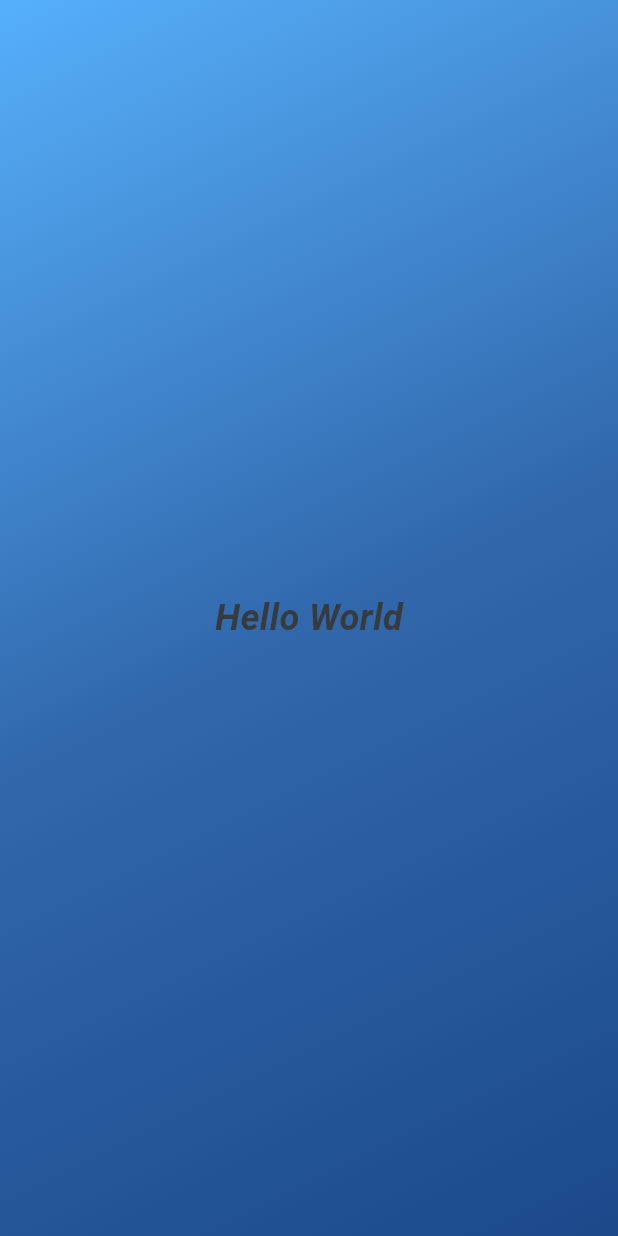
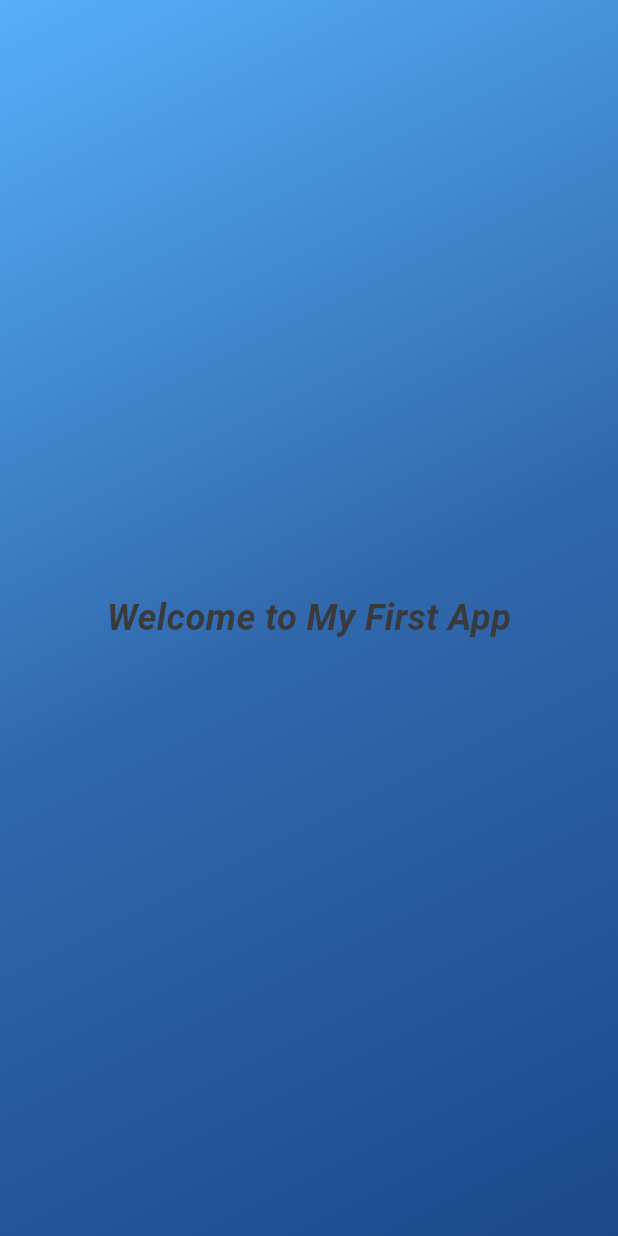
Before and after one commit to MichalMatu/FlutterApp, a Flutter app: the screen it shows after launch, on a phone screen of 412 x 824 dp. Run offline on Flutter 3.47's test engine with Material 3 defaults, Android fonts, the phone set to English and light mode, and no system bars.

Commit message:
another class separated

```diff
--- a/lib/gradient_container.dart
+++ b/lib/gradient_container.dart
@@ -1,4 +1,5 @@
 import 'package:flutter/material.dart';
+import 'package:my_first_app/welcome_screen_text.dart';
 
 class GradientContainer extends StatelessWidget {
   const GradientContainer({super.key});
@@ -16,17 +17,7 @@ class GradientContainer extends StatelessWidget {
           ],
         ),
       ),
-      child: const Center(
-        child: Text(
-          'Hello World',
-          style: TextStyle(
-            fontSize: 24,
-            fontWeight: FontWeight.bold,
-            color: Color.fromARGB(255, 56, 58, 59),
-            fontStyle: FontStyle.italic,
-          ),
-        ),
-      ),
+      child: const WelcomeScreenText(),
     );
   }
 }
--- a/lib/main.dart
+++ b/lib/main.dart
@@ -1,5 +1,5 @@
 import 'package:flutter/material.dart';
-import 'gradient_container.dart';
+import 'package:my_first_app/gradient_container.dart';
 
 void main() {
   runApp(const MaterialApp(
--- /dev/null
+++ b/lib/welcome_screen_text.dart
@@ -0,0 +1,19 @@
+import 'package:flutter/material.dart';
+
+class WelcomeScreenText extends StatelessWidget {
+  const WelcomeScreenText({super.key});
+  @override
+  Widget build(BuildContext context) {
+    return const Center(
+      child: Text(
+        'Welcome to My First App',
+        style: TextStyle(
+          fontSize: 24,
+          fontWeight: FontWeight.bold,
+          color: Color.fromARGB(255, 56, 58, 59),
+          fontStyle: FontStyle.italic,
+        ),
+      ),
+    );
+  }
+}
```
